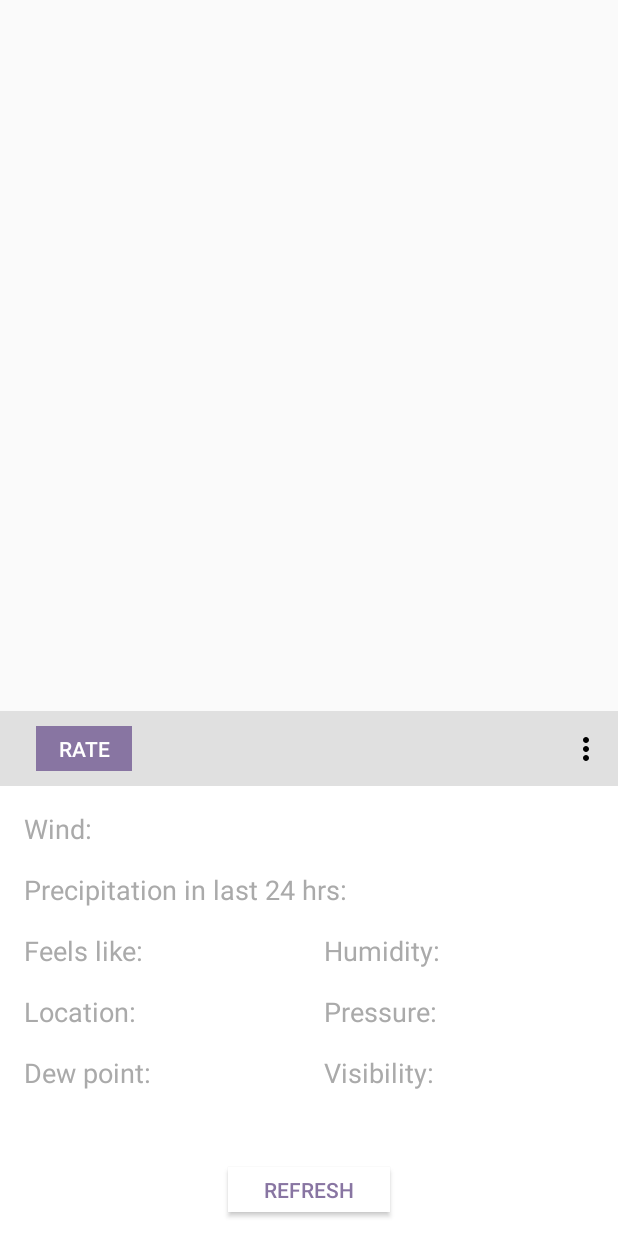
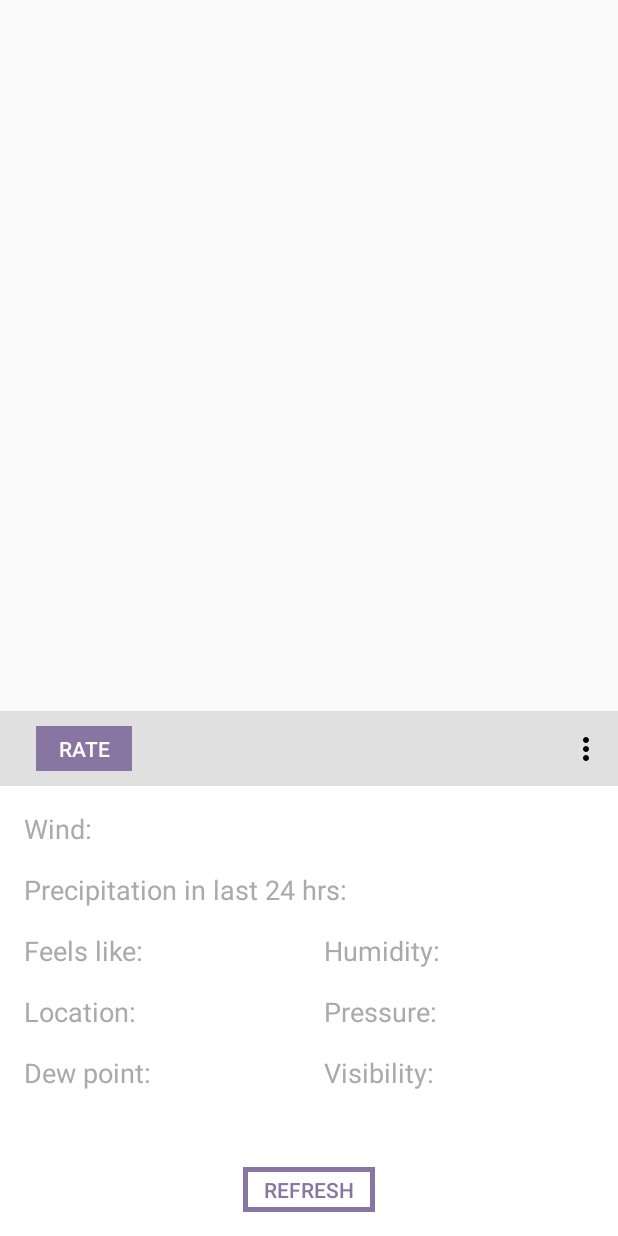
Before and after one commit to trevorwiebe/Weather, an Android app: the layout bottom_drawer_layout.xml on its own in the app's theme, with its tools: preview values and no code run, on a phone screen of 412 x 824 dp. Run offline under Robolectric (Android 15) with nearby library versions, the phone set to English and light mode, and no system bars.

Commit message:
added border to refresh btn

```diff
--- /dev/null
+++ b/app/src/main/res/drawable/button_border.xml
@@ -0,0 +1,9 @@
+<?xml version="1.0" encoding="utf-8"?>
+<shape xmlns:android="http://schemas.android.com/apk/res/android"
+       android:shape="rectangle">
+
+    <!--<corners android:radius="3dp" />-->
+    <stroke
+        android:width="5px"
+        android:color="@color/colorPrimary"/>
+</shape>
--- a/app/src/main/res/layout/bottom_drawer_layout.xml
+++ b/app/src/main/res/layout/bottom_drawer_layout.xml
@@ -266,11 +266,8 @@
         android:layout_marginEnd="8dp"
         android:layout_marginStart="8dp"
         android:minHeight="0dp"
-        android:paddingTop="5dp"
-        android:paddingBottom="5dp"
-        android:paddingRight="24dp"
-        android:paddingLeft="24dp"
-        android:background="@color/white"
+        android:padding="5dp"
+        android:background="@drawable/button_border"
         android:text="@string/force_update"
         android:textColor="@color/colorPrimary"
         app:layout_constraintBottom_toBottomOf="parent"
```
